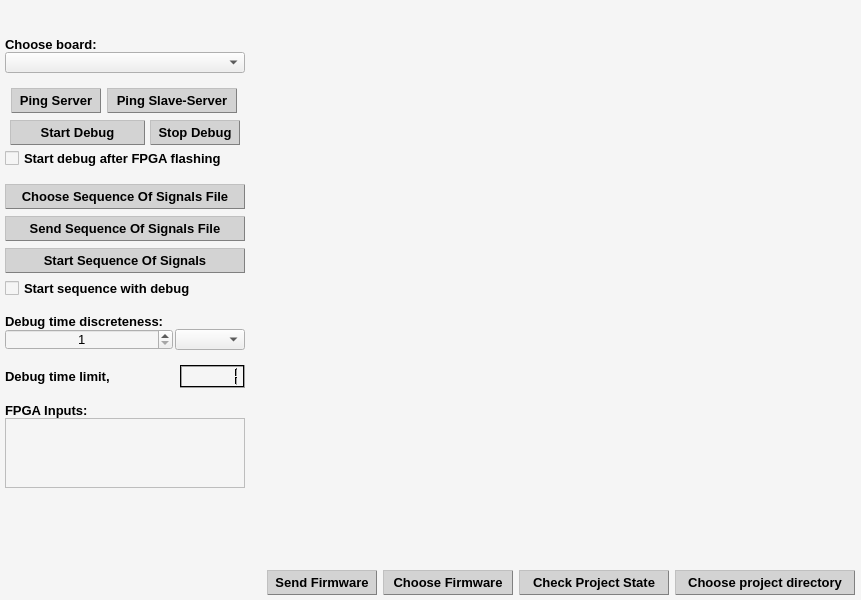
Qt form CLIENT/RHE_Client/rhe_widget.ui (qvinn/RHE) before a commit.
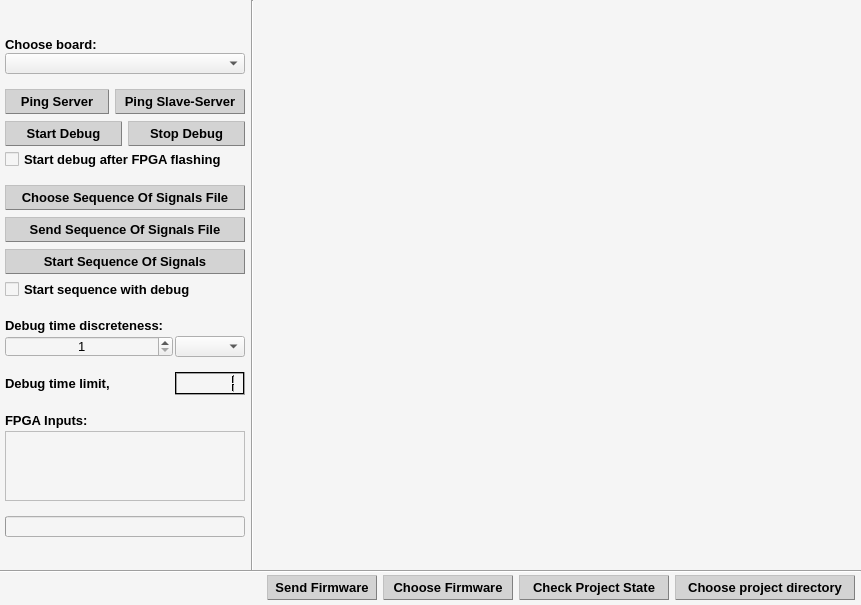
The same form after that commit.

Patch:
```diff
--- a/CLIENT/RHE_Client/rhe_widget.ui
+++ b/CLIENT/RHE_Client/rhe_widget.ui
@@ -7,7 +7,7 @@
     <x>0</x>
     <y>0</y>
     <width>861</width>
-    <height>600</height>
+    <height>605</height>
    </rect>
   </property>
   <property name="minimumSize">
@@ -128,12 +128,12 @@
       <x>0</x>
       <y>0</y>
       <width>861</width>
-      <height>578</height>
+      <height>571</height>
      </rect>
     </property>
     <layout class="QHBoxLayout" name="horizontalLayout_2">
      <property name="spacing">
-      <number>0</number>
+      <number>5</number>
      </property>
      <item>
       <layout class="QVBoxLayout" name="verticalLayout">
@@ -149,6 +149,9 @@
        <property name="topMargin">
         <number>5</number>
        </property>
+       <property name="rightMargin">
+        <number>1</number>
+       </property>
        <item>
         <widget class="QLabel" name="lbl_FName_LName">
          <property name="sizePolicy">
@@ -434,6 +437,22 @@
          </property>
         </widget>
        </item>
+       <item>
+        <spacer name="verticalSpacer_14">
+         <property name="orientation">
+          <enum>Qt::Vertical</enum>
+         </property>
+         <property name="sizeType">
+          <enum>QSizePolicy::Fixed</enum>
+         </property>
+         <property name="sizeHint" stdset="0">
+          <size>
+           <width>20</width>
+           <height>1</height>
+          </size>
+         </property>
+        </spacer>
+       </item>
        <item>
         <widget class="QComboBox" name="cmbBx_chs_brd">
          <property name="sizePolicy">
@@ -450,7 +469,7 @@
          </property>
          <property name="maximumSize">
           <size>
-           <width>240</width>
+           <width>350</width>
            <height>21</height>
           </size>
          </property>
@@ -480,6 +499,9 @@
        </item>
        <item>
         <layout class="QHBoxLayout" name="horizontalLayout_4">
+         <property name="spacing">
+          <number>0</number>
+         </property>
          <item>
           <widget class="QPushButton" name="pushButton_2">
            <property name="minimumSize">
@@ -490,7 +512,7 @@
            </property>
            <property name="maximumSize">
             <size>
-             <width>90</width>
+             <width>140</width>
              <height>25</height>
             </size>
            </property>
@@ -759,6 +781,22 @@
            </property>
           </widget>
          </item>
+         <item>
+          <spacer name="horizontalSpacer_3">
+           <property name="orientation">
+            <enum>Qt::Horizontal</enum>
+           </property>
+           <property name="sizeType">
+            <enum>QSizePolicy::Fixed</enum>
+           </property>
+           <property name="sizeHint" stdset="0">
+            <size>
+             <width>6</width>
+             <height>0</height>
+            </size>
+           </property>
+          </spacer>
+         </item>
          <item>
           <widget class="QPushButton" name="pushButton_3">
            <property name="minimumSize">
@@ -769,7 +807,7 @@
            </property>
            <property name="maximumSize">
             <size>
-             <width>130</width>
+             <width>210</width>
              <height>25</height>
             </size>
            </property>
@@ -1058,17 +1096,26 @@
        </item>
        <item>
         <layout class="QHBoxLayout" name="horizontalLayout_5">
+         <property name="spacing">
+          <number>0</number>
+         </property>
          <item>
           <widget class="QPushButton" name="pshBttn_strt_dbg">
+           <property name="sizePolicy">
+            <sizepolicy hsizetype="Preferred" vsizetype="Fixed">
+             <horstretch>0</horstretch>
+             <verstretch>0</verstretch>
+            </sizepolicy>
+           </property>
            <property name="minimumSize">
             <size>
-             <width>135</width>
+             <width>60</width>
              <height>25</height>
             </size>
            </property>
            <property name="maximumSize">
             <size>
-             <width>90</width>
+             <width>180</width>
              <height>25</height>
             </size>
            </property>
@@ -1337,17 +1384,39 @@
            </property>
           </widget>
          </item>
+         <item>
+          <spacer name="horizontalSpacer_2">
+           <property name="orientation">
+            <enum>Qt::Horizontal</enum>
+           </property>
+           <property name="sizeType">
+            <enum>QSizePolicy::Fixed</enum>
+           </property>
+           <property name="sizeHint" stdset="0">
+            <size>
+             <width>6</width>
+             <height>20</height>
+            </size>
+           </property>
+          </spacer>
+         </item>
          <item>
           <widget class="QPushButton" name="pshBttn_stp_dbg">
+           <property name="sizePolicy">
+            <sizepolicy hsizetype="Preferred" vsizetype="Fixed">
+             <horstretch>0</horstretch>
+             <verstretch>0</verstretch>
+            </sizepolicy>
+           </property>
            <property name="minimumSize">
             <size>
-             <width>90</width>
+             <width>60</width>
              <height>25</height>
             </size>
            </property>
            <property name="maximumSize">
             <size>
-             <width>90</width>
+             <width>190</width>
              <height>25</height>
             </size>
            </property>
@@ -1650,7 +1719,7 @@
          </property>
          <property name="maximumSize">
           <size>
-           <width>16777215</width>
+           <width>350</width>
            <height>21</height>
           </size>
          </property>
@@ -1699,7 +1768,7 @@
          </property>
          <property name="maximumSize">
           <size>
-           <width>240</width>
+           <width>350</width>
            <height>25</height>
           </size>
          </property>
@@ -2000,7 +2069,7 @@
          </property>
          <property name="maximumSize">
           <size>
-           <width>240</width>
+           <width>350</width>
            <height>25</height>
           </size>
          </property>
@@ -2301,7 +2370,7 @@
          </property>
          <property name="maximumSize">
           <size>
-           <width>240</width>
+           <width>350</width>
            <height>25</height>
           </size>
          </property>
@@ -2596,7 +2665,7 @@
          </property>
          <property name="maximumSize">
           <size>
-           <width>16777215</width>
+           <width>350</width>
            <height>21</height>
           </size>
          </property>
@@ -2668,6 +2737,18 @@
        </item>
        <item>
         <widget class="QLabel" name="lbl_dbg_tm_dscrtnss">
+         <property name="minimumSize">
+          <size>
+           <width>110</width>
+           <height>21</height>
+          </size>
+         </property>
+         <property name="maximumSize">
+          <size>
+           <width>350</width>
+           <height>21</height>
+          </size>
+         </property>
          <property name="font">
           <font>
            <family>Tahoma</family>
@@ -2694,9 +2775,15 @@
              <verstretch>0</verstretch>
             </sizepolicy>
            </property>
+           <property name="minimumSize">
+            <size>
+             <width>40</width>
+             <height>21</height>
+            </size>
+           </property>
            <property name="maximumSize">
             <size>
-             <width>16777215</width>
+             <width>280</width>
              <height>21</height>
             </size>
            </property>
@@ -2725,6 +2812,12 @@
              <verstretch>0</verstretch>
             </sizepolicy>
            </property>
+           <property name="minimumSize">
+            <size>
+             <width>70</width>
+             <height>21</height>
+            </size>
+           </property>
            <property name="maximumSize">
             <size>
              <width>70</width>
@@ -2764,6 +2857,18 @@
          </property>
          <item>
           <widget class="QLabel" name="lbl_dbg_tm_lmt">
+           <property name="minimumSize">
+            <size>
+             <width>0</width>
+             <height>23</height>
+            </size>
+           </property>
+           <property name="maximumSize">
+            <size>
+             <width>16777215</width>
+             <height>23</height>
+            </size>
+           </property>
            <property name="font">
             <font>
              <family>Tahoma</family>
@@ -2779,6 +2884,18 @@
          </item>
          <item>
           <widget class="QLabel" name="lbl_dbg_tm_tp_lmt">
+           <property name="minimumSize">
+            <size>
+             <width>0</width>
+             <height>23</height>
+            </size>
+           </property>
+           <property name="maximumSize">
+            <size>
+             <width>16777215</width>
+             <height>23</height>
+            </size>
+           </property>
            <property name="font">
             <font>
              <family>Tahoma</family>
@@ -2794,10 +2911,16 @@
          </item>
          <item>
           <widget class="QLCDNumber" name="lcdNmbr_dbg_tm_lmt">
+           <property name="minimumSize">
+            <size>
+             <width>70</width>
+             <height>23</height>
+            </size>
+           </property>
            <property name="maximumSize">
             <size>
              <width>70</width>
-             <height>16777215</height>
+             <height>23</height>
             </size>
            </property>
            <property name="palette">
@@ -3113,9 +3236,15 @@
        </item>
        <item>
         <widget class="QLabel" name="lbl_fpga_inpts">
+         <property name="minimumSize">
+          <size>
+           <width>110</width>
+           <height>21</height>
+          </size>
+         </property>
          <property name="maximumSize">
           <size>
-           <width>240</width>
+           <width>350</width>
            <height>21</height>
           </size>
          </property>
@@ -3142,7 +3271,7 @@
          </property>
          <property name="maximumSize">
           <size>
-           <width>240</width>
+           <width>350</width>
            <height>100</height>
           </size>
          </property>
@@ -3185,6 +3314,104 @@
          </widget>
         </widget>
        </item>
+       <item>
+        <spacer name="verticalSpacer_3">
+         <property name="orientation">
+          <enum>Qt::Vertical</enum>
+         </property>
+         <property name="sizeType">
+          <enum>QSizePolicy::Fixed</enum>
+         </property>
+         <property name="sizeHint" stdset="0">
+          <size>
+           <width>20</width>
+           <height>15</height>
+          </size>
+         </property>
+        </spacer>
+       </item>
+       <item>
+        <widget class="QProgressBar" name="prgrssBr_fl_sts">
+         <property name="sizePolicy">
+          <sizepolicy hsizetype="Fixed" vsizetype="Fixed">
+           <horstretch>0</horstretch>
+           <verstretch>0</verstretch>
+          </sizepolicy>
+         </property>
+         <property name="minimumSize">
+          <size>
+           <width>110</width>
+           <height>21</height>
+          </size>
+         </property>
+         <property name="maximumSize">
+          <size>
+           <width>350</width>
+           <height>21</height>
+          </size>
+         </property>
+         <property name="palette">
+          <palette>
+           <active>
+            <colorrole role="WindowText">
+             <brush brushstyle="SolidPattern">
+              <color alpha="255">
+               <red>255</red>
+               <green>255</green>
+               <blue>255</blue>
+              </color>
+             </brush>
+            </colorrole>
+           </active>
+           <inactive>
+            <colorrole role="WindowText">
+             <brush brushstyle="SolidPattern">
+              <color alpha="255">
+               <red>255</red>
+               <green>255</green>
+               <blue>255</blue>
+              </color>
+             </brush>
+            </colorrole>
+           </inactive>
+           <disabled>
+            <colorrole role="WindowText">
+             <brush brushstyle="SolidPattern">
+              <color alpha="127">
+               <red>255</red>
+               <green>255</green>
+               <blue>255</blue>
+              </color>
+             </brush>
+            </colorrole>
+           </disabled>
+          </palette>
+         </property>
+         <property name="font">
+          <font>
+           <family>Tahoma</family>
+           <pointsize>10</pointsize>
+           <weight>75</weight>
+           <bold>true</bold>
+          </font>
+         </property>
+         <property name="value">
+          <number>0</number>
+         </property>
+         <property name="alignment">
+          <set>Qt::AlignCenter</set>
+         </property>
+         <property name="textVisible">
+          <bool>true</bool>
+         </property>
+         <property name="invertedAppearance">
+          <bool>false</bool>
+         </property>
+         <property name="format">
+          <string/>
+         </property>
+        </widget>
+       </item>
        <item>
         <spacer name="verticalSpacer">
          <property name="orientation">
@@ -3200,6 +3427,31 @@
        </item>
       </layout>
      </item>
+     <item>
+      <widget class="Line" name="line">
+       <property name="sizePolicy">
+        <sizepolicy hsizetype="Fixed" vsizetype="Expanding">
+         <horstretch>0</horstretch>
+         <verstretch>0</verstretch>
+        </sizepolicy>
+       </property>
+       <property name="minimumSize">
+        <size>
+         <width>2</width>
+         <height>0</height>
+        </size>
+       </property>
+       <property name="maximumSize">
+        <size>
+         <width>2</width>
+         <height>16777215</height>
+        </size>
+       </property>
+       <property name="orientation">
+        <enum>Qt::Vertical</enum>
+       </property>
+      </widget>
+     </item>
      <item>
       <layout class="QVBoxLayout" name="verticalLayout_3">
        <property name="spacing">
@@ -3209,16 +3461,16 @@
         <enum>QLayout::SetDefaultConstraint</enum>
        </property>
        <property name="leftMargin">
-        <number>5</number>
+        <number>0</number>
        </property>
        <property name="topMargin">
-        <number>5</number>
+        <number>0</number>
        </property>
        <property name="rightMargin">
         <number>5</number>
        </property>
        <property name="bottomMargin">
-        <number>5</number>
+        <number>7</number>
        </property>
        <item>
         <widget class="QLabel" name="label">
@@ -3253,10 +3505,16 @@
      <x>0</x>
      <y>570</y>
      <width>861</width>
-     <height>31</height>
+     <height>35</height>
     </rect>
    </property>
    <layout class="QHBoxLayout" name="horizontalLayout">
+    <property name="leftMargin">
+     <number>5</number>
+    </property>
+    <property name="topMargin">
+     <number>5</number>
+    </property>
     <property name="rightMargin">
      <number>6</number>
     </property>
@@ -4421,6 +4679,25 @@
     </item>
    </layout>
   </widget>
+  <widget class="Line" name="line_2">
+   <property name="geometry">
+    <rect>
+     <x>0</x>
+     <y>570</y>
+     <width>861</width>
+     <height>2</height>
+    </rect>
+   </property>
+   <property name="sizePolicy">
+    <sizepolicy hsizetype="Expanding" vsizetype="Fixed">
+     <horstretch>0</horstretch>
+     <verstretch>0</verstretch>
+    </sizepolicy>
+   </property>
+   <property name="orientation">
+    <enum>Qt::Horizontal</enum>
+   </property>
+  </widget>
  </widget>
  <resources/>
  <connections/>
```
Left out of the diff: 4 changed lines with no effect on the pictures.
